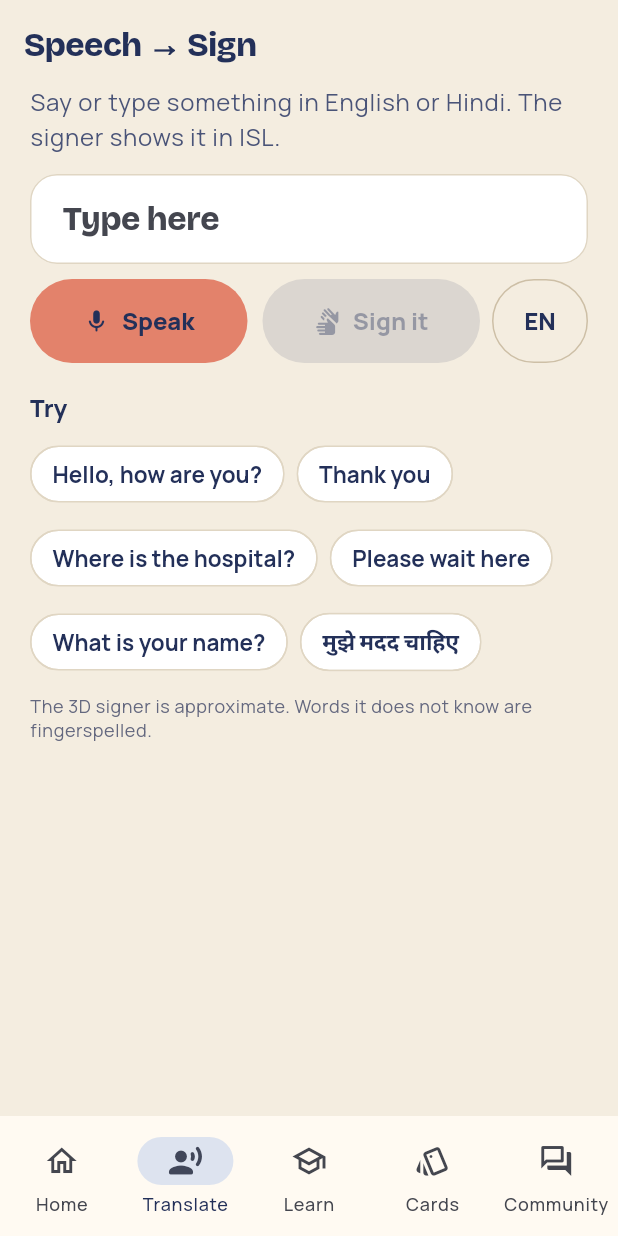
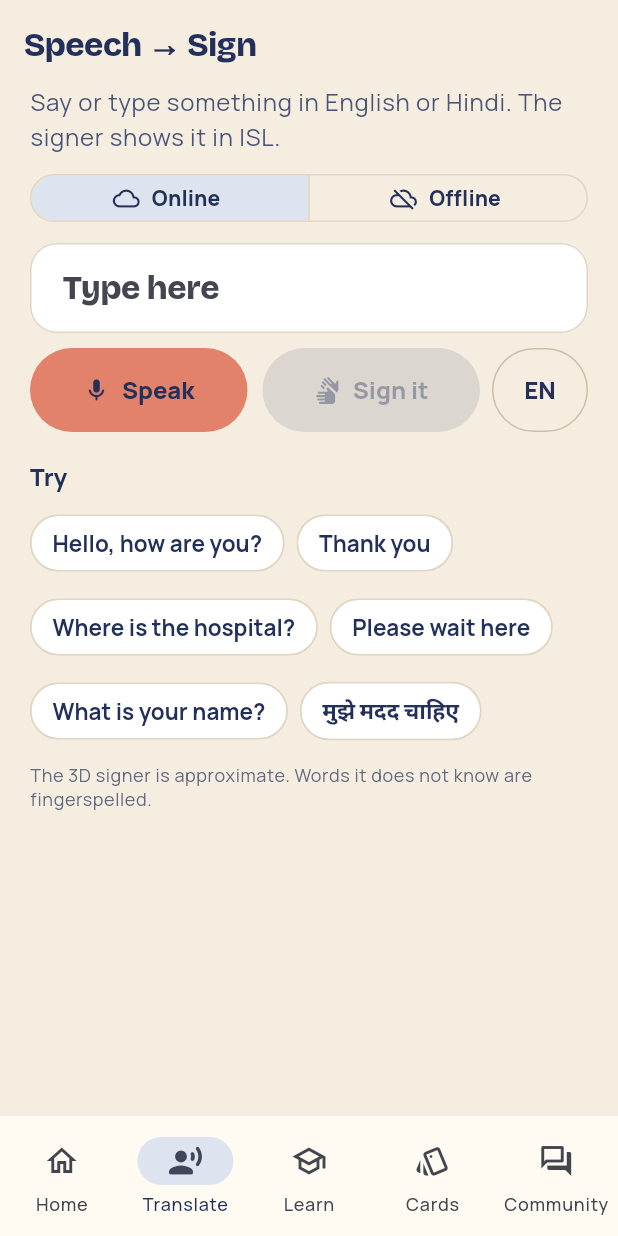
Before and after one commit to Manan-2007/Parlance, a Flutter app: the screen it shows after launch, item 2 of the bottom bar chosen, on a phone screen of 412 x 824 dp. Run offline on Flutter 3.47's test engine with Material 3 defaults, Android fonts, the phone set to English and light mode, and no system bars; our stand-ins replace flutter_riverpod, flutter_tts, go_router, google_fonts, permission_handler, qr_flutter and 5 more; missing offline and left inert: dart:js_interop, dart:ui_web, flutter_driver, mobile_scanner, serverpod, serverpod_auth_core_client and 7 more; statements that could not run were skipped; project files that could hold a hidden picture were left out.

Commit message:
Add an Online | Offline translation switch on the website and the phone
Wherever text becomes signs, people can choose Online (AI translation, better
ISL word order, needs internet) or Offline (built-in rules, instant).

- Website: translationMode setting and a switch on Speech -> Sign; the live
  interpreter shows it fixed to offline because live signing must be instant.
  /embed/sign accepts ?tokens= already translated by the app.
- Serverpod: TranslateEndpoint.toGloss runs the AI translation server-side
  (key in cloud passwords, never in the app), returns only playable tokens,
  rate limited per account; prompt and vocabulary exported from the website.
- Phone: Online | Offline switch on Translate, in every See-in-sign sheet and
  on Interpret a speaker (fixed offline); falls back to offline by itself.

Co-Authored-By: Claude Sonnet 5.5 <noreply@anthropic.com>

```diff
--- a/parlance_mobile/parlance_mobile_flutter/lib/features/translate/translate_screen.dart
+++ b/parlance_mobile/parlance_mobile_flutter/lib/features/translate/translate_screen.dart
@@ -5,6 +5,7 @@ import '../../app/theme.dart';
 import '../../providers/profile_provider.dart';
 import '../../providers/room_provider.dart';
 import '../../providers/speech_provider.dart';
+import '../../providers/translation_mode.dart';
 import '../../widgets/parts.dart';
 import '../signer/signer_view.dart';
 
@@ -75,7 +76,11 @@ class _TranslateScreenState extends ConsumerState<TranslateScreen> {
     final speech = ref.watch(speechProvider);
     final profile = ref.watch(profileProvider);
     final hindi = profile.speechLocale == 'hi_IN';
-    final url = _signing == null ? null : services.value?.signText(_signing!);
+    final source = _signing == null
+        ? null
+        : ref.watch(signSourceProvider(_signing!));
+    final url = source?.value?.url;
+    final mode = ref.watch(translationModeProvider);
 
     return Scaffold(
       appBar: AppBar(title: const Text('Speech → Sign')),
@@ -91,7 +96,9 @@ class _TranslateScreenState extends ConsumerState<TranslateScreen> {
                     'Say or type something in English or Hindi. The signer shows it in ISL.',
                     style: text.bodyLarge?.copyWith(color: Brand.ink2),
                   ),
-                  const SizedBox(height: 14),
+                  const SizedBox(height: 10),
+                  const TranslationModeSwitch(),
+                  const SizedBox(height: 10),
                   TextField(
                     controller: _text,
                     minLines: 1,
@@ -172,9 +179,21 @@ class _TranslateScreenState extends ConsumerState<TranslateScreen> {
                     ],
                   ),
                   const SizedBox(height: 18),
-                  if (url != null)
-                    SignerView(url: url, height: 470)
-                  else if (_signing != null && services.isLoading)
+                  if (url != null) ...[
+                    Padding(
+                      padding: const EdgeInsets.only(bottom: 8),
+                      child: Text(
+                        source?.value?.viaAi ?? false
+                            ? 'Translated online (AI).'
+                            : mode == TranslationMode.online
+                            ? 'Online unavailable: used the built-in rules.'
+                            : 'Built-in rules, no internet needed.',
+                        style: Theme.of(context).textTheme.bodySmall,
+                      ),
+                    ),
+                    SignerView(url: url, height: 470),
+                  ] else if (_signing != null &&
+                      (services.isLoading || (source?.isLoading ?? false)))
                     const SizedBox(
                       height: 200,
                       child: Center(child: CircularProgressIndicator()),
--- /dev/null
+++ b/parlance_mobile/parlance_mobile_flutter/lib/providers/translation_mode.dart
@@ -0,0 +1,124 @@
+import 'dart:async';
+
+import 'package:flutter/material.dart';
+import 'package:flutter_riverpod/flutter_riverpod.dart';
+import 'package:shared_preferences/shared_preferences.dart';
+
+import '../app/theme.dart';
+import '../core/client.dart';
+import '../core/session.dart';
+import 'room_provider.dart';
+
+/// How text becomes signs. Online: an AI model on the Parlance server, better
+/// ISL word order, needs internet. Offline: the built-in rules, instant, work
+/// without internet. Online falls back to offline by itself when unavailable.
+enum TranslationMode { online, offline }
+
+class TranslationModeController extends Notifier<TranslationMode> {
+  static const _key = 'parlance.translationMode';
+
+  @override
+  TranslationMode build() {
+    unawaited(_load());
+    return TranslationMode.online;
+  }
+
+  Future<void> _load() async {
+    final prefs = await SharedPreferences.getInstance();
+    if (prefs.getString(_key) == 'offline') state = TranslationMode.offline;
+  }
+
+  Future<void> set(TranslationMode mode) async {
+    state = mode;
+    final prefs = await SharedPreferences.getInstance();
+    await prefs.setString(_key, mode.name);
+  }
+}
+
+final translationModeProvider =
+    NotifierProvider<TranslationModeController, TranslationMode>(
+      TranslationModeController.new,
+    );
+
+/// The signer page for [text] and how it was translated.
+class SignSource {
+  const SignSource(this.url, {required this.viaAi});
+  final Uri? url;
+
+  /// The AI translation was used (online mode and it answered).
+  final bool viaAi;
+}
+
+/// The signer page that signs [text], translated by the chosen mode.
+final signSourceProvider = FutureProvider.autoDispose.family<SignSource, String>((
+  ref,
+  text,
+) async {
+  final services = await ref.watch(servicesProvider.future);
+  final mode = ref.watch(translationModeProvider);
+  List<String> tokens = const [];
+  if (mode == TranslationMode.online) {
+    try {
+      await ensureSignedIn();
+      tokens = await client.translate
+          .toGloss(text)
+          .timeout(const Duration(seconds: 6));
+    } catch (_) {
+      tokens =
+          const []; // offline or unavailable: the page uses its built-in rules
+    }
+  }
+  return SignSource(
+    services.signText(text, tokens: tokens),
+    viaAi: tokens.isNotEmpty,
+  );
+});
+
+/// "Online | Offline" switch, shown wherever the phone signs text.
+class TranslationModeSwitch extends ConsumerWidget {
+  const TranslationModeSwitch({
+    super.key,
+    this.fixed = false,
+    this.dark = false,
+  });
+
+  /// Always offline here (live signing must be instant); the switch is off.
+  final bool fixed;
+  final bool dark;
+
+  @override
+  Widget build(BuildContext context, WidgetRef ref) {
+    final mode = fixed
+        ? TranslationMode.offline
+        : ref.watch(translationModeProvider);
+    return SegmentedButton<TranslationMode>(
+      showSelectedIcon: false,
+      style: SegmentedButton.styleFrom(
+        visualDensity: VisualDensity.compact,
+        foregroundColor: dark ? Colors.white : Brand.navy,
+        selectedForegroundColor: Brand.navy,
+        selectedBackgroundColor: dark ? Brand.sun : Brand.handsSoft,
+        side: BorderSide(color: dark ? Colors.white38 : Brand.line),
+      ),
+      segments: [
+        ButtonSegment(
+          value: TranslationMode.online,
+          enabled: !fixed,
+          icon: const Icon(Icons.cloud_outlined, size: 18),
+          label: const Text('Online'),
+          tooltip: 'AI translation: better ISL word order, needs internet',
+        ),
+        const ButtonSegment(
+          value: TranslationMode.offline,
+          icon: Icon(Icons.cloud_off_outlined, size: 18),
+          label: Text('Offline'),
+          tooltip: 'Instant built-in rules, works without internet',
+        ),
+      ],
+      selected: {mode},
+      onSelectionChanged: fixed
+          ? null
+          : (v) => ref.read(translationModeProvider.notifier).set(v.first),
+    );
+  }
+}
--- /dev/null
+++ b/parlance_mobile/parlance_mobile_server/assets/translation/tokens.json
@@ -0,0 +1 @@
+["YOU","HOME","TIME","PERSON","HELLO","HELP","PLEASE","SORRY","WELCOME","GOOD","BAD","STOP","WAIT","COME","GO","WANT","NEED","LIKE","KNOW","UNDERSTAND","ASK","DRINK","EAT","WATER","GIVE","TAKE","SHOW","LOOK","SEE","LISTEN","TALK","START","FINISH","AGAIN","SLEEP","TOILET","DOCTOR","HOSPITAL","ANSWER","TELL","FOOD","PAIN","SCHOOL","CLASS","TEACHER","STUDENT","BOOK","READ","WRITE","STUDY","LEARN","EXAM","QUESTION","PROJECT","COMPUTER","COLLEGE","PHONE","MOBILE","EMERGENCY","DANGER","SAFE","POLICE","WHAT","WHY","WHEN","WHERE","WHO","HOW","WHICH","HOW_MUCH","HOW_MANY","ROAD","CAR","BUS","TRAIN","MARKET","SHOP","CITY","VILLAGE","PARK","OFFICE","MILK","TEA","COFFEE","FRUIT","VEGETABLE","RICE","BREAD","BREAKFAST","LUNCH","DINNER","HOUSE","ROOM","DOOR","WINDOW","CHAIR","TABLE","BAG","CLOTHES","KEY","MONEY","MAN","WOMAN","CHILD","BOY","GIRL","PARENT","FAMILY","FRIEND","NEIGHBOR","MOTHER","FATHER","BROTHER","SISTER","NAME","AGE","LIVE","WORK","PLAY","WALK","RUN","SIT","STAND","COME_IN","GO_OUT","OPEN","CLOSE","BRING","SEND","RECEIVE","KEEP","USE","MAKE","DO","TRY","NEED_HELP","BEGIN","CHANGE","WAIT_MINUTE","REMEMBER","FORGET","THINK","FEEL","BELIEVE","BECAUSE","HAPPY","SAD","ANGRY","SCARED","CONFUSED","TIRED","READY","LATE","EARLY","IMPORTANT","YES","NO","THANK_YOU","I","MY","YOUR","LOVE","MEET","MORNING"]
```
Also changed, not shown: parlance_mobile/parlance_mobile_client/lib/src/protocol/client.dart (+29 -0 lines), parlance_mobile/parlance_mobile_flutter/lib/core/session.dart (+14 -3 lines), parlance_mobile/parlance_mobile_flutter/lib/features/interpret/interpret_screen.dart (+14 -0 lines), parlance_mobile/parlance_mobile_flutter/lib/features/signer/signer_sheet.dart (+54 -8 lines), parlance_mobile/parlance_mobile_server/assets/translation/isl_prompt.txt (added, +28 -0 lines), parlance_mobile/parlance_mobile_server/lib/src/translate/translate_endpoint.dart (added, +124 -0 lines), parlance_mobile/parlance_mobile_server/lib/src/generated/endpoints.dart, parlance_mobile/parlance_mobile_server/lib/src/generated/protocol.yaml, 11 other files.
